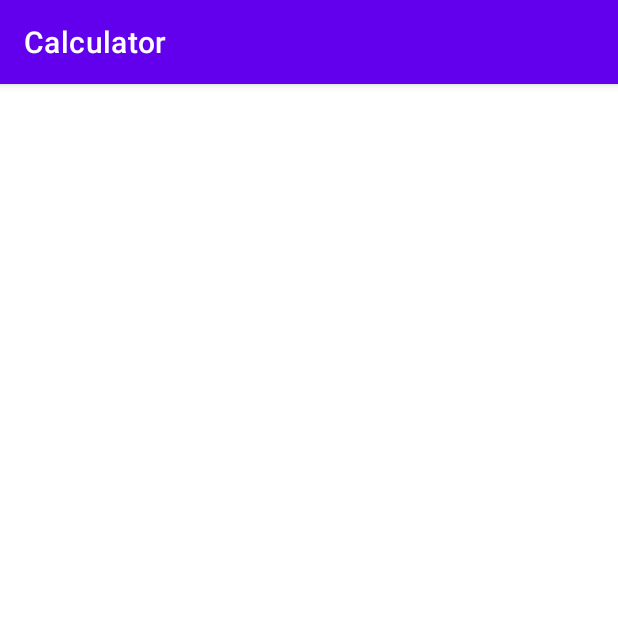
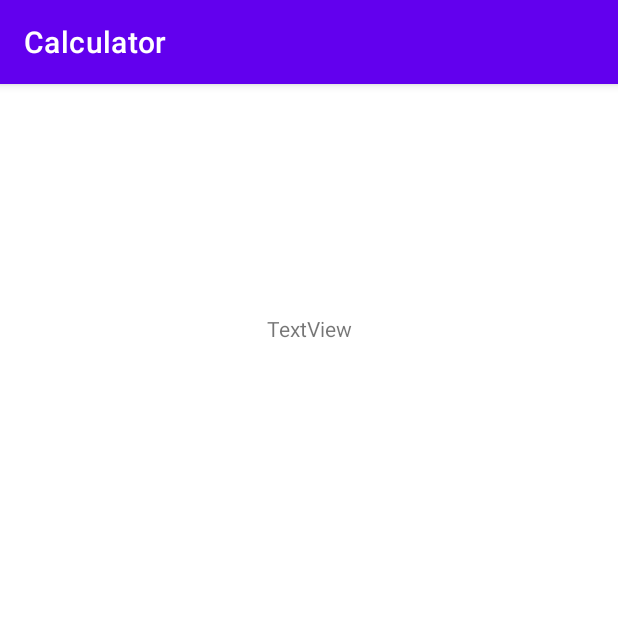
Before and after one commit to 2aron-chen/Calculator, an Android app: the MainActivity2 screen opened directly, with no data from a screen before it, on a phone screen of 412 x 824 dp, the top half of it. Run offline under Robolectric (Android 15) with nearby library versions, the phone set to English and light mode, and no system bars; 2 statements that could not run were skipped.

```diff
--- a/app/src/main/java/com/example/calculator/MainActivity2.java
+++ b/app/src/main/java/com/example/calculator/MainActivity2.java
@@ -2,13 +2,22 @@ package com.example.calculator;
 
 import androidx.appcompat.app.AppCompatActivity;
 
+import android.content.Intent;
 import android.os.Bundle;
+import android.widget.TextView;
 
 public class MainActivity2 extends AppCompatActivity {
+
+    TextView textView2;
 
     @Override
     protected void onCreate(Bundle savedInstanceState) {
         super.onCreate(savedInstanceState);
         setContentView(R.layout.activity_main2);
+
+        textView2 = (TextView) findViewById(R.id.textView2);
+        Intent intent = getIntent();
+        int i = intent.getIntExtra("next");
+        textView2.setText(i);
     }
 }
--- a/app/src/main/res/layout/activity_main2.xml
+++ b/app/src/main/res/layout/activity_main2.xml
@@ -6,4 +6,13 @@
     android:layout_height="match_parent"
     tools:context=".MainActivity2">
 
+    <TextView
+        android:id="@+id/textView2"
+        android:layout_width="wrap_content"
+        android:layout_height="wrap_content"
+        android:layout_marginTop="153dp"
+        android:text="TextView"
+        app:layout_constraintEnd_toEndOf="parent"
+        app:layout_constraintStart_toStartOf="parent"
+        app:layout_constraintTop_toTopOf="parent" />
 </androidx.constraintlayout.widget.ConstraintLayout>
```
Also changed, not shown: app/src/main/java/com/example/calculator/MainActivity.java (+49 -0 lines), app/src/main/res/layout/activity_main.xml (+8 -4 lines).
